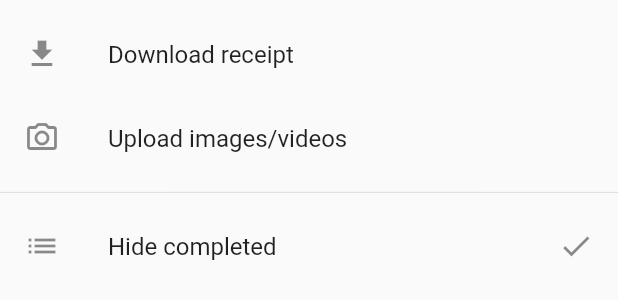
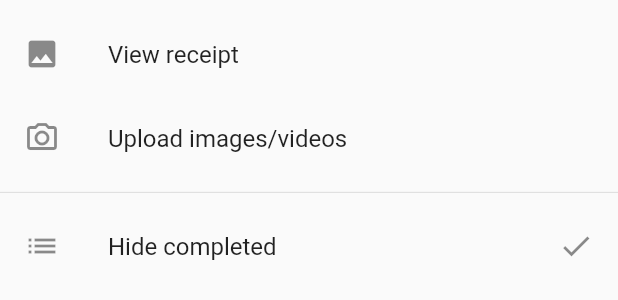
Before and after one commit to pharreX19/qurbani_app, a Flutter app: the RequestOptionsBottomSheet widget shown alone on an empty page, opened directly, on a phone screen of 412 x 824 dp. Shown: the top 300 px of the screen. Run offline on Flutter 3.47's test engine with Material 2 defaults, Android fonts, the light colour scheme and no system bars; our stand-ins replace cloud_firestore, firebase_auth, firebase_core, fl_chart, get, image_picker; accounts and stored records are empty.

Commit message:
iamge view page completed

```diff
--- a/lib/screens/requests/admin/request_approve_reject_card.dart
+++ b/lib/screens/requests/admin/request_approve_reject_card.dart
@@ -71,7 +71,7 @@ class RequestApproveRejectCard extends StatelessWidget {
                   borderRadius: BorderRadius.circular(8.0)
               ),
               context: context, builder: (context){
-            return RequestOptionsBottomSheet();
+            return RequestOptionsBottomSheet(receiptUrl:  document.data()['receipt_url']);
           });
         },
       ),
--- a/lib/screens/requests/admin/request_options_bottom_sheet.dart
+++ b/lib/screens/requests/admin/request_options_bottom_sheet.dart
@@ -5,8 +5,13 @@ import 'package:qurbani/config/size_config.dart';
 import 'package:qurbani/controllers/requests_controller.dart';
 import 'package:qurbani/providers/completed_service_visibility_provider.dart';
 import 'package:qurbani/screens/image_video_upload/upload_images_videos.dart';
+import 'package:qurbani/screens/requests/admin/view_image.dart';
 
 class RequestOptionsBottomSheet extends StatefulWidget {
+  final String receiptUrl;
+
+  RequestOptionsBottomSheet({this.receiptUrl});
+
   @override
   _RequestOptionsBottomSheetState createState() => _RequestOptionsBottomSheetState();
 }
@@ -17,8 +22,9 @@ class _RequestOptionsBottomSheetState extends State<RequestOptionsBottomSheet> {
   // bool _hideCompleted = true;
 
   void _downloadReceipt(){
-    Navigator.of(context).pop();
-    Scaffold.of(context).showSnackBar(SnackBar(content: Text('Downloading bank receipt'),));
+    Navigator.of(context).push(MaterialPageRoute(builder: (context) => ViewImage(imageUrl: widget.receiptUrl,)));
+    // Navigator.of(context).pop();
+    // Scaffold.of(context).showSnackBar(SnackBar(content: Text('Downloading bank receipt'),));
   }
 
   void _uploadImagesOrVideos(){
@@ -35,8 +41,8 @@ class _RequestOptionsBottomSheetState extends State<RequestOptionsBottomSheet> {
       child: Column(
         children: [
           ListTile(
-            leading: Icon(Icons.download_sharp),
-            title: Text('Download receipt'),
+            leading: Icon(Icons.image),
+            title: Text('View receipt'),
             onTap: _downloadReceipt,
           ),
           ListTile(
```
Also changed, not shown: lib/screens/requests/admin/view_image.dart (added, +57 -0 lines), 2 other files.
